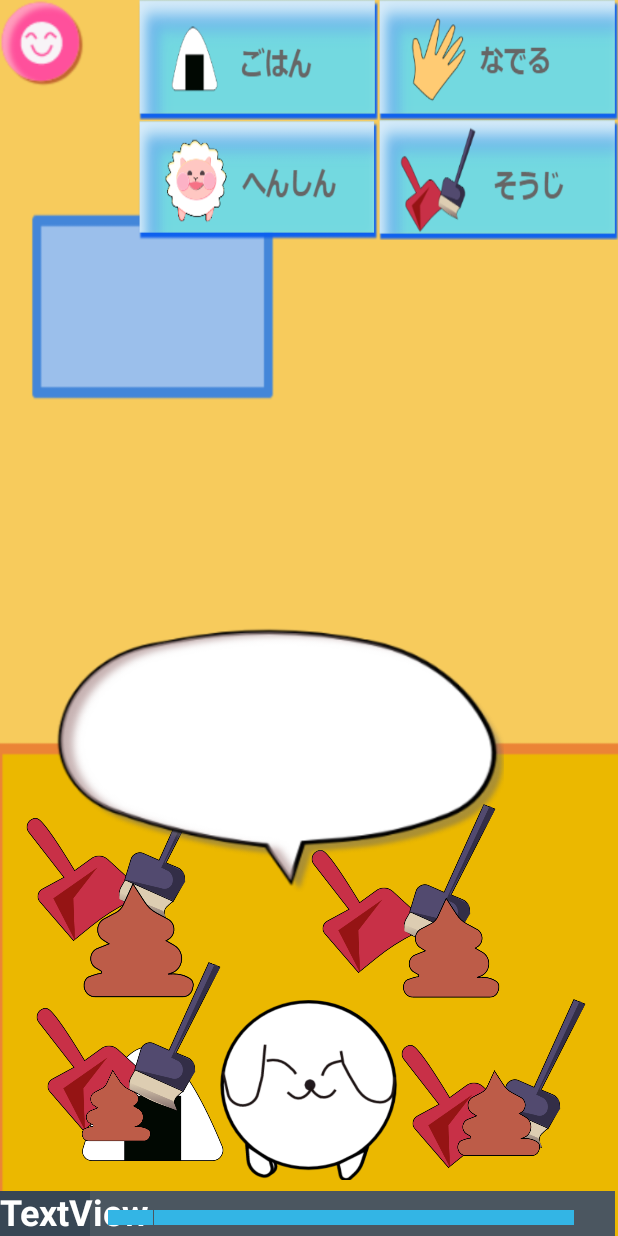
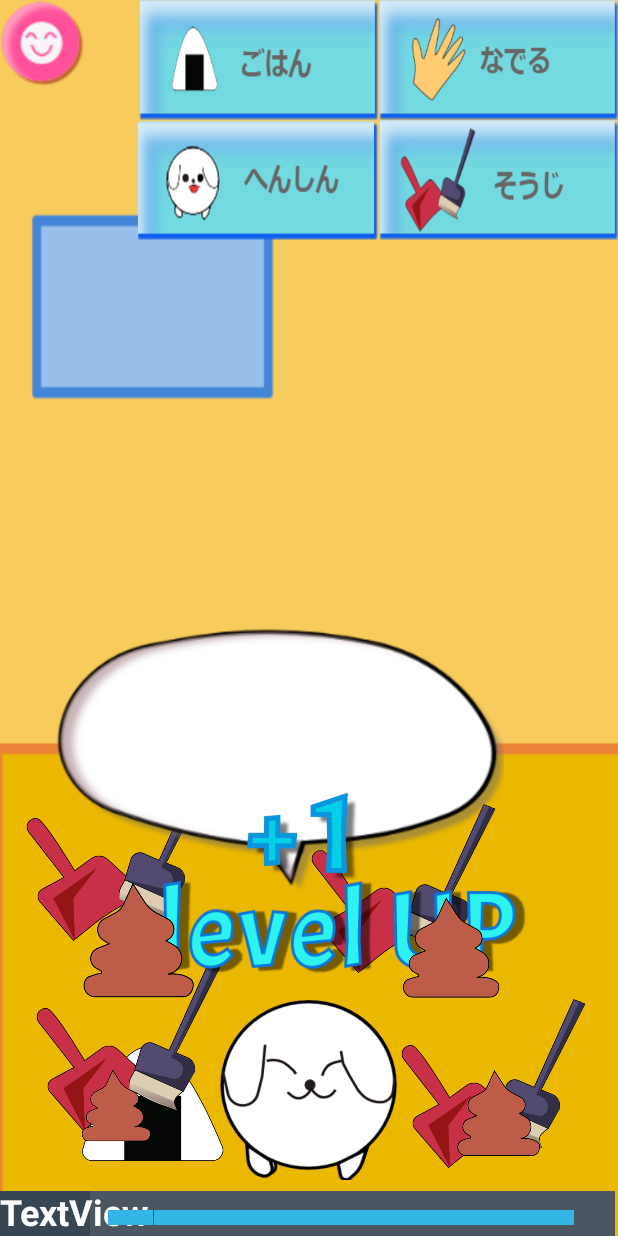
Before and after one commit to youko-wakou/PalamFairyGame-master, an Android app: the layout pet_default_activity.xml on its own in the app's theme, with its tools: preview values and no code run, on a phone screen of 412 x 824 dp. Run offline under Robolectric (Android 15) with nearby library versions, the phone set to English and light mode, and no system bars.

```diff
--- a/app/src/main/res/layout/pet_default_activity.xml
+++ b/app/src/main/res/layout/pet_default_activity.xml
@@ -288,6 +288,30 @@
         android:layout_toStartOf="@+id/cleanItem"
         android:background="@drawable/hensin_item" />
 
+    <ImageView
+        android:id="@+id/levelUP"
+        android:layout_width="250dp"
+        android:layout_height="100dp"
+        android:layout_above="@+id/petViewImage"
+        android:layout_toEndOf="@+id/toileD"
+        app:srcCompat="@drawable/level_up" />
+
+    <ImageView
+        android:id="@+id/plus"
+        android:layout_width="100dp"
+        android:layout_height="60dp"
+        android:layout_below="@+id/commentTEX"
+        android:layout_toEndOf="@+id/cleanGoodsD"
+        app:srcCompat="@drawable/plus" />
+
+    <Button
+        android:id="@+id/transItemBt"
+        android:layout_width="160dp"
+        android:layout_height="80dp"
+        android:layout_alignBottom="@+id/cleanItem"
+        android:layout_alignStart="@+id/foodItem"
+        android:background="@drawable/trans_bt_item" />
+
     <!--<android.support.v7.widget.Toolbar-->
         <!--android:id="@+id/menubar"-->
         <!--android:layout_width="match_parent"-->
```
Also changed, not shown: app/src/main/java/jp/palamfairy/project/android/palamfairygame/PetDefaultActivity.java (+71 -5 lines), app/src/main/res/drawable/level_up.png (added), app/src/main/res/drawable/plus.png (added), app/src/main/res/drawable/trans_bt_item.png (added), 3 other files.
